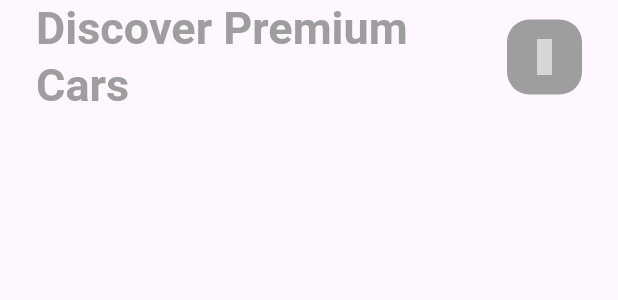
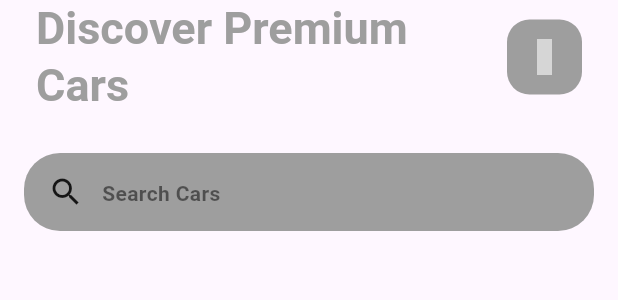
Before and after one commit to muhammed-suhaid/Rentyne, a Flutter app: the HomeAppbar widget shown alone on an empty page, opened directly, on a phone screen of 412 x 824 dp. Shown: the top 300 px of the screen. Run offline on Flutter 3.47's test engine with Material 3 defaults, Android fonts, the light colour scheme and no system bars; our stand-ins replace iconsax; grey boxes are pictures that could not be loaded.

Commit message:
Created a search bar

```diff
--- a/lib/screens/home_screen/home_screen.dart
+++ b/lib/screens/home_screen/home_screen.dart
@@ -14,9 +14,7 @@ class HomeScreen extends StatelessWidget {
       ),
       child: const Column(
         crossAxisAlignment: CrossAxisAlignment.start,
-        children: [
-          HomeAppbar()
-        ],
+        children: [HomeAppbar()],
       ),
     );
   }
--- a/lib/screens/home_screen/widgets/home_appbar.dart
+++ b/lib/screens/home_screen/widgets/home_appbar.dart
@@ -1,5 +1,6 @@
 import 'package:flutter/material.dart';
 import 'package:iconsax/iconsax.dart';
+import 'package:rentyne/screens/home_screen/widgets/home_search_bar.dart';
 
 class HomeAppbar extends StatelessWidget {
   const HomeAppbar({
@@ -19,7 +20,7 @@ class HomeAppbar extends StatelessWidget {
                 style: Theme.of(context).textTheme.titleLarge!.copyWith(
                       fontSize: 30,
                       fontWeight: FontWeight.bold,
-                      color:  Colors.grey[500],
+                      color: Colors.grey[500],
                     ),
               ),
               const Spacer(),
@@ -44,6 +45,7 @@ class HomeAppbar extends StatelessWidget {
           ),
         ),
         const SizedBox(height: 10),
+        const HomeSearchBar()
       ],
     );
   }
--- /dev/null
+++ b/lib/screens/home_screen/widgets/home_search_bar.dart
@@ -0,0 +1,68 @@
+import 'package:flutter/material.dart';
+
+class HomeSearchBar extends StatefulWidget {
+  const HomeSearchBar({super.key});
+
+  @override
+  State<HomeSearchBar> createState() => _HomeSearchBarState();
+}
+
+final TextEditingController searchController = TextEditingController();
+bool hasvalue = false;
+
+class _HomeSearchBarState extends State<HomeSearchBar> {
+  @override
+  Widget build(BuildContext context) {
+    return Container(
+      margin: const EdgeInsets.all(16),
+      padding: const EdgeInsets.only(left: 16),
+      decoration: BoxDecoration(
+        color: Colors.grey[500],
+        borderRadius: BorderRadius.circular(24),
+      ),
+      child: Row(
+        children: [
+          const Icon(Icons.search),
+          const SizedBox(width: 8),
+          Expanded(
+            child: TextFormField(
+              cursorColor: const Color.fromARGB(255, 167, 251, 1),
+              controller: searchController,
+              onChanged: (value) {
+                setState(() {
+                  hasvalue = true;
+                });
+              },
+              decoration: InputDecoration(
+                hintText: "Search Cars",
+                suffixIcon: hasvalue
+                    ? IconButton(
+                        onPressed: () {
+                          searchController.clear();
+
+                          setState(() {
+                            hasvalue = false;
+                          });
+                        },
+                        icon: const Icon(Icons.close),
+                      )
+                    : null,
+                hintStyle: Theme.of(context).textTheme.bodyMedium!.copyWith(
+                      fontWeight: FontWeight.bold,
+                      color: Colors.black.withOpacity(0.5),
+                    ),
+                border: const OutlineInputBorder(
+                  borderSide: BorderSide.none,
+                ),
+                contentPadding: const EdgeInsets.only(
+                  top: 14,
+                  bottom: 14,
+                ),
+              ),
+            ),
+          ),
+        ],
+      ),
+    );
+  }
+}
```
